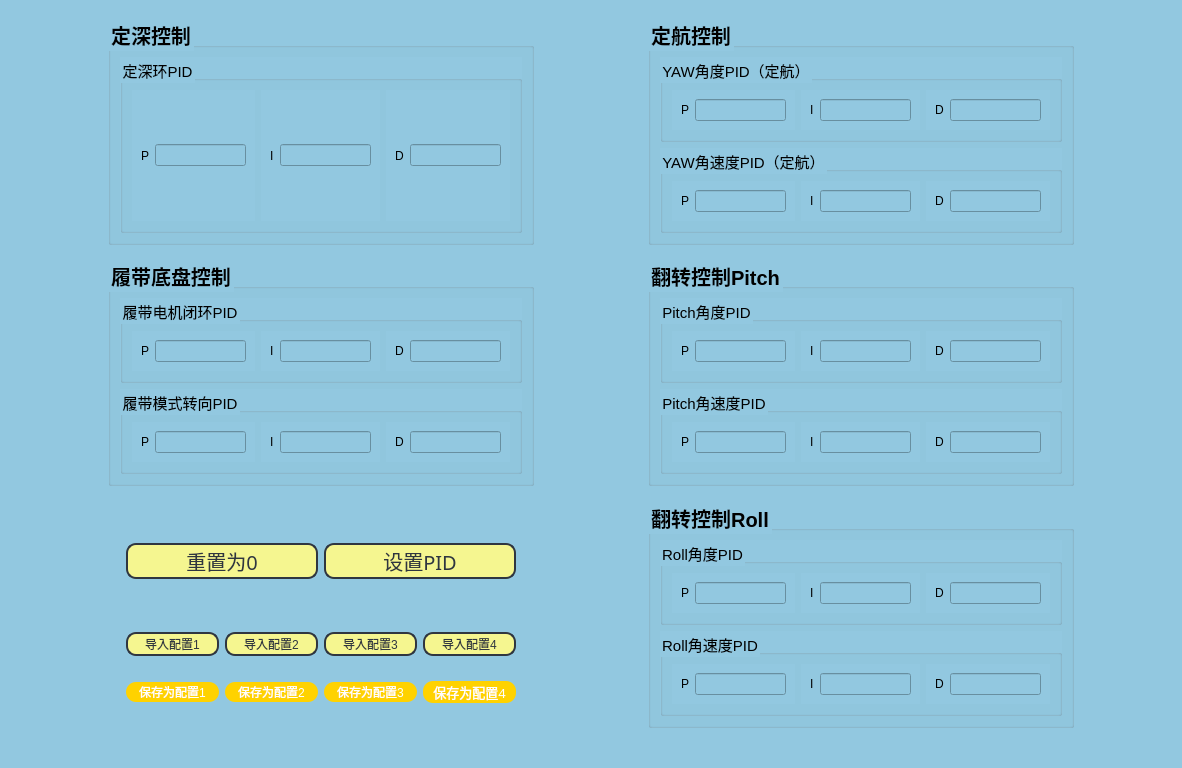
Before: the Qt Designer form pidsets.ui in yujiongzhang/ROV_Client_RTOS, drawn with Qt 5.
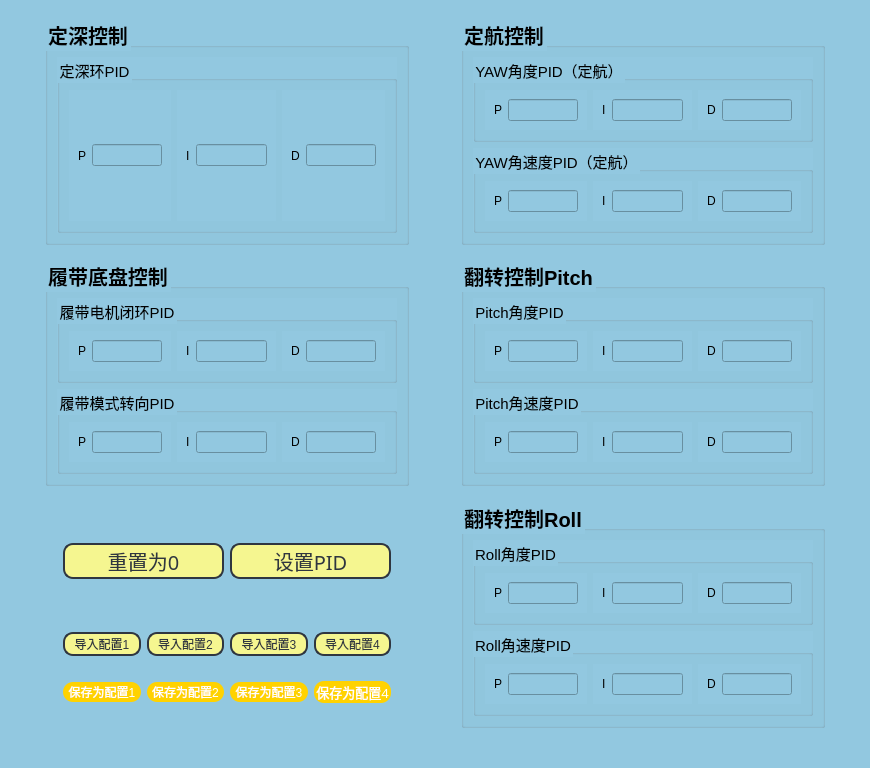
After: the same form once the commit is applied.

```diff
--- a/pidsets.ui
+++ b/pidsets.ui
@@ -6,7 +6,7 @@
    <rect>
     <x>0</x>
     <y>0</y>
-    <width>1182</width>
+    <width>870</width>
     <height>768</height>
    </rect>
   </property>
```
Left out of the diff: 2 changed lines with no effect on the pictures.
